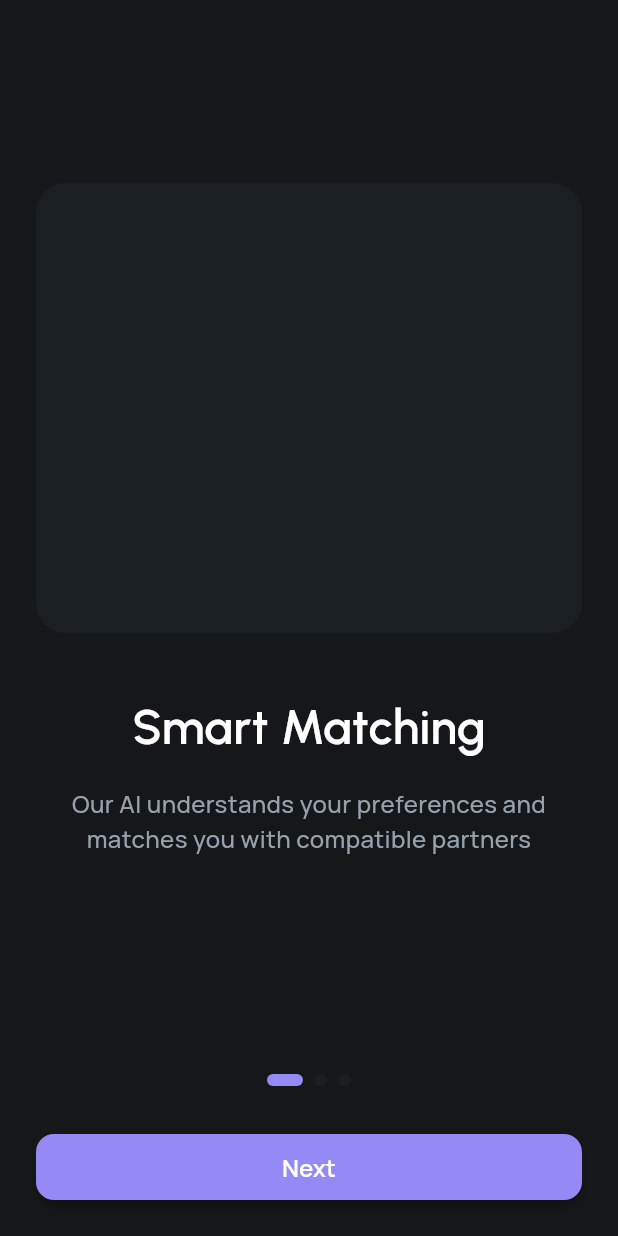
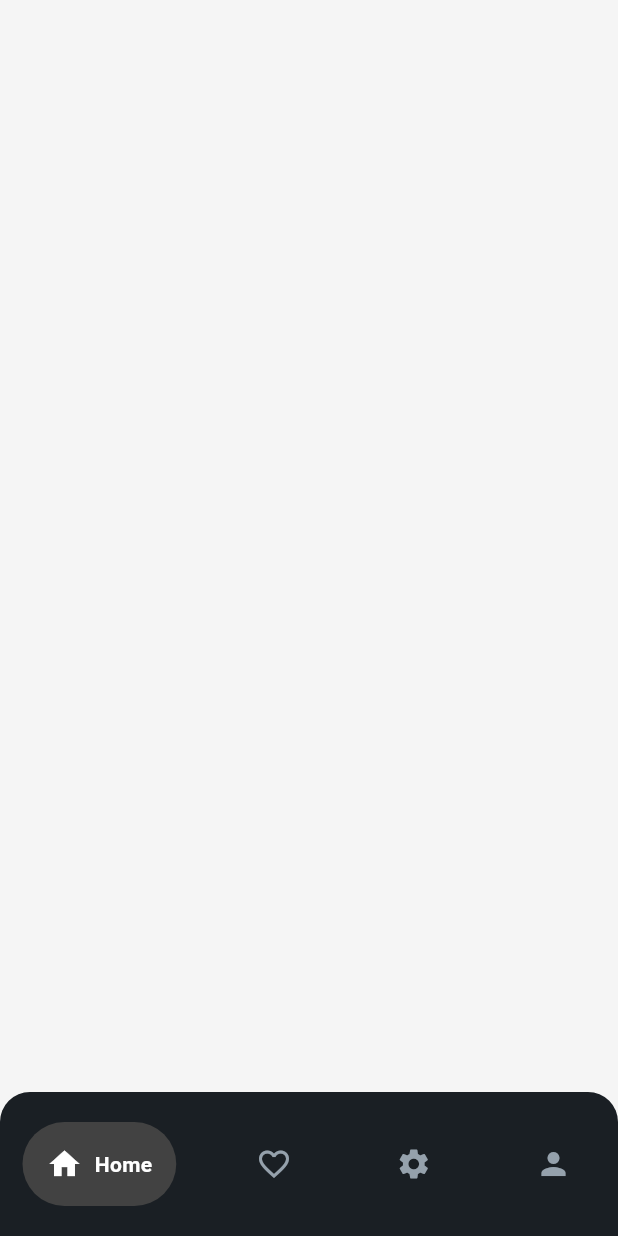
Before and after one commit to Flux-10/Flux-mobile, a Flutter app: the screen it shows after launch, on a phone screen of 412 x 824 dp. Run offline on Flutter 3.47's test engine with Material 3 defaults, Android fonts, the phone set to English and light mode, and no system bars; drawn by our look-alikes of google_nav_bar, smooth_page_indicator; our stand-ins replace flutter_screenutil, font_awesome_flutter, google_fonts, pin_code_fields.

Commit message:
Bottom nav bar component

```diff
--- a/lib/core/router/app_router.dart
+++ b/lib/core/router/app_router.dart
@@ -1,12 +1,15 @@
+
+
 import 'package:flutter/material.dart';
-import 'package:flux/Auth/Screen/SignIn.dart';
-import 'package:flux/Auth/Screen/SignUp.dart';
-import 'package:flux/Auth/Screen/forgotpassword.dart';
-import 'package:flux/Auth/Screen/onboard.dart';
-import 'package:flux/Auth/Screen/splashscreen.dart';
 import 'package:flux/core/router/routes.dart';
-import 'package:flux/Auth/Screen/otp_verification.dart';
-import 'package:flux/Auth/Screen/reset_password.dart';
+import 'package:flux/features/Auth/Screen/SignIn.dart';
+import 'package:flux/features/Auth/Screen/SignUp.dart';
+import 'package:flux/features/Auth/Screen/forgotpassword.dart';
+import 'package:flux/features/Auth/Screen/onboard.dart';
+import 'package:flux/features/Auth/Screen/otp_verification.dart';
+import 'package:flux/features/Auth/Screen/reset_password.dart';
+import 'package:flux/features/Auth/Screen/splashscreen.dart';
+import 'package:flux/features/home/screens/home.dart';
 
 class AppRouter {
   static Route<dynamic> generateRoute(RouteSettings settings) {
@@ -40,6 +43,10 @@ class AppRouter {
 
         //! AUTHERNTICATION ROUTES END
 
+        //!Home route
+        case Routes.home:
+          return MaterialPageRoute(builder: (_) => const HomeScreen());
+
     //Home Screen
 
       default:
--- /dev/null
+++ b/lib/core/widgets/bottomnavbar.dart
@@ -0,0 +1,50 @@
+import 'package:flutter/material.dart';
+import 'package:flux/core/util/constants.dart';
+import 'package:google_nav_bar/google_nav_bar.dart';
+
+class CustomBottomNav extends StatefulWidget {
+  const CustomBottomNav({super.key});
+
+  @override
+  State<CustomBottomNav> createState() => _CustomBottomNavState();
+}
+
+class _CustomBottomNavState extends State<CustomBottomNav> {
+  @override
+  Widget build(BuildContext context) {
+    return    Scaffold(
+      bottomNavigationBar: Container(
+
+        decoration: BoxDecoration(
+             color: AppConstants.primarybg,
+          borderRadius: BorderRadius.only(
+            topLeft: Radius.circular(20),
+            topRight: Radius.circular(20),
+          ),
+        ),
+
+        child: Padding(
+          padding: const EdgeInsets.symmetric(horizontal: 15, vertical: 20),
+          child: GNav(
+            backgroundColor: AppConstants.primarybg,
+            color: AppConstants.labelText,
+            activeColor: AppConstants.primary,
+            gap: 8,
+            iconSize: 24,
+            tabBackgroundColor:Colors.grey.shade800,
+            padding: const EdgeInsets.all(16),
+            onTabChange: (index) {
+              print(index);
+            },
+            tabs: const [
+              GButton(icon: Icons.home, text: 'Home'),
+              GButton(icon: Icons.favorite_border, text: 'Flux it',),
+              GButton(icon: Icons.settings, text: 'Settings'),
+              GButton(icon: Icons.person, text: 'Profile'),
+            ]
+            ),
+        ),
+      ),
+    );
+  }
+}
--- a/lib/Auth/Screen/SignIn.dart
+++ b/lib/features/Auth/Screen/SignIn.dart
@@ -1,11 +1,12 @@
 import 'package:flutter/gestures.dart';
 import 'package:flutter/material.dart';
-import 'package:flux/Auth/Screen/widgets/custombutton.dart';
 import 'package:flux/core/util/constants.dart';
 import 'package:flux/core/router/routes.dart';
+import 'package:flux/features/Auth/Screen/widgets/custombutton.dart';
+import 'package:flux/features/Auth/Screen/widgets/social_button.dart';
+import 'package:flux/features/Auth/Screen/widgets/textformfield.dart';
+import 'package:flux/features/home/screens/home.dart';
 import 'package:google_fonts/google_fonts.dart';
-import 'package:flux/Auth/Screen/widgets/textformfield.dart';
-import 'package:flux/Auth/Screen/widgets/social_button.dart';
 import 'package:font_awesome_flutter/font_awesome_flutter.dart';
 
 class SignInPage extends StatefulWidget {
@@ -149,8 +150,10 @@ class _SignInPageState extends State<SignInPage> {
                                     elevation: 3.0,
                                     borderRadius: 12.0,
                                     onPressed: () {
+                                      Navigator.pushNamed(context, '/home');
                                       if (_formKey.currentState!.validate()) {
                                         // Implement sign in logic
+
                                       }
                                     },
                                   ),
--- a/lib/Auth/Screen/SignUp.dart
+++ b/lib/features/Auth/Screen/SignUp.dart
@@ -1,12 +1,12 @@
 // ignore: file_names
 import 'package:flutter/gestures.dart';
 import 'package:flutter/material.dart';
-import 'package:flux/Auth/Screen/widgets/custombutton.dart';
 import 'package:flux/core/util/constants.dart';
 import 'package:flux/core/router/routes.dart';
+import 'package:flux/features/Auth/Screen/widgets/custombutton.dart';
+import 'package:flux/features/Auth/Screen/widgets/social_button.dart';
+import 'package:flux/features/Auth/Screen/widgets/textformfield.dart';
 import 'package:google_fonts/google_fonts.dart';
-import 'package:flux/Auth/Screen/widgets/textformfield.dart';
-import 'package:flux/Auth/Screen/widgets/social_button.dart';
 import 'package:font_awesome_flutter/font_awesome_flutter.dart';
 
 class SignUpPage extends StatefulWidget {
--- a/lib/Auth/Screen/forgotpassword.dart
+++ b/lib/features/Auth/Screen/forgotpassword.dart
@@ -1,8 +1,10 @@
 import 'package:flutter/material.dart';
-import 'package:flux/Auth/Screen/widgets/custombutton.dart';
+
 import 'package:flux/core/util/constants.dart';
+import 'package:flux/features/Auth/Screen/widgets/custombutton.dart';
+import 'package:flux/features/Auth/Screen/widgets/textformfield.dart';
 import 'package:google_fonts/google_fonts.dart';
-import 'package:flux/Auth/Screen/widgets/textformfield.dart';
+
 import 'package:flux/core/router/routes.dart';
 
 class ForgotPasswordPage extends StatefulWidget {
--- a/lib/Auth/Screen/onboard.dart
+++ b/lib/features/Auth/Screen/onboard.dart
@@ -1,7 +1,7 @@
 import 'package:flutter/material.dart';
-import 'package:flux/Auth/Screen/widgets/custombutton.dart';
 import 'package:flux/core/util/constants.dart';
 import 'package:flux/core/router/routes.dart';
+import 'package:flux/features/Auth/Screen/widgets/custombutton.dart';
 import 'package:google_fonts/google_fonts.dart';
 import 'package:smooth_page_indicator/smooth_page_indicator.dart';
 
@@ -18,19 +18,19 @@ class _OnboardingScreenState extends State<OnboardingScreen> {
 
   final List<OnboardingContent> _contents = [
     OnboardingContent(
-      title: 'Smart Matching',
-      description: 'Our AI understands your preferences and matches you with compatible partners',
-      image: 'assets/images/onboard1.png',
+      title: 'Meet Your Classmates',
+      description: 'Connect with students in your classes, clubs, or dorms to build your campus network',
+      image: 'assets/images/onboard_campus1.png',
     ),
     OnboardingContent(
-      title: 'Meaningful Connections',
-      description: 'Build authentic relationships based on shared interests and values',
-      image: 'assets/images/onboard2.png',
+      title: 'Stay in the Loop',
+      description: 'Discover campus events, study groups, and parties happening around you',
+      image: 'assets/images/onboard_campus2.png',
     ),
     OnboardingContent(
-      title: 'Safe & Secure',
-      description: 'Advanced AI verification ensures you meet real people with genuine intentions',
-      image: 'assets/images/onboard3.png',
+      title: 'Share Your Campus Vibe',
+      description: 'Post about your uni life, from lecture moments to late-night study sessions',
+      image: 'assets/images/onboard_campus3.png',
     ),
   ];
 
@@ -99,7 +99,7 @@ class _OnboardingScreenState extends State<OnboardingScreen> {
                   SmoothPageIndicator(
                     controller: _pageController,
                     count: _contents.length,
-                    effect: ExpandingDotsEffect(
+                    effect: const ExpandingDotsEffect(
                       dotColor: AppConstants.primarybg,
                       activeDotColor: AppConstants.outlinebg,
                       dotHeight: 8,
--- a/lib/Auth/Screen/otp_verification.dart
+++ b/lib/features/Auth/Screen/otp_verification.dart
@@ -1,6 +1,6 @@
 import 'package:flutter/material.dart';
-import 'package:flux/Auth/Screen/widgets/custombutton.dart';
 import 'package:flux/core/util/constants.dart';
+import 'package:flux/features/Auth/Screen/widgets/custombutton.dart';
 import 'package:google_fonts/google_fonts.dart';
 
 import 'package:flux/core/router/routes.dart';
--- a/lib/Auth/Screen/reset_password.dart
+++ b/lib/features/Auth/Screen/reset_password.dart
@@ -1,8 +1,8 @@
 import 'package:flutter/material.dart';
-import 'package:flux/Auth/Screen/widgets/custombutton.dart';
 import 'package:flux/core/util/constants.dart';
+import 'package:flux/features/Auth/Screen/widgets/custombutton.dart';
+import 'package:flux/features/Auth/Screen/widgets/textformfield.dart';
 import 'package:google_fonts/google_fonts.dart';
-import 'package:flux/Auth/Screen/widgets/textformfield.dart';
 import 'package:flux/core/router/routes.dart';
 
 class ResetPasswordPage extends StatefulWidget {
--- a/lib/Auth/Screen/splashscreen.dart
+++ b/lib/features/Auth/Screen/splashscreen.dart
@@ -44,7 +44,7 @@ class _SplashScreenState extends State<SplashScreen> {
             ),
             const SizedBox(height: 16),
             Text(
-              'AI-Powered Dating',
+              'One account to rule them all',
               style: GoogleFonts.manrope(
                 color: AppConstants.labelText,
                 fontSize: 18.0,
--- /dev/null
+++ b/lib/features/home/screens/home.dart
@@ -0,0 +1,16 @@
+import 'package:flutter/material.dart';
+import 'package:flux/core/util/constants.dart';
+import 'package:flux/core/widgets/bottomnavbar.dart';
+
+class HomeScreen extends StatelessWidget {
+  const HomeScreen({super.key});
+
+  @override
+  Widget build(BuildContext context) {
+    return const  Scaffold(
+      backgroundColor: AppConstants.bg,
+      bottomNavigationBar: CustomBottomNav(),
+
+    );
+  }
+}
--- a/lib/main.dart
+++ b/lib/main.dart
@@ -25,7 +25,7 @@ class MyApp extends StatelessWidget {
             scaffoldBackgroundColor: const Color(0xFFF5F5F5), // Off-white color
           ),
           onGenerateRoute: AppRouter.generateRoute,
-        initialRoute: Routes.splash,
+        initialRoute: Routes.home,
         );
       },
     );
--- a/pubspec.yaml
+++ b/pubspec.yaml
@@ -21,7 +21,7 @@ dependencies:
   cached_network_image: ^3.4.1
   cached_network_image_platform_interface: ^4.1.1
   cached_network_image_web: ^1.3.1
-  collection: 1.18.0
+  collection: 1.19.1
   flutter_animate: ^4.5.0
   flutter_cache_manager: ^3.4.1
   font_awesome_flutter: ^10.8.0
@@ -56,6 +56,7 @@ dependencies:
   url_launcher_web: ^2.3.3
   url_launcher_windows: ^3.1.2
   pin_code_fields: ^8.0.1
+  google_nav_bar: ^5.0.7
 
 dev_dependencies:
   flutter_test:
```
Also changed, not shown: lib/models/Tweetpost.dart (added, +20 -0 lines), lib/features/Auth/Screen/widgets/custombutton.dart (renamed from lib/Auth/Screen/widgets/custombutton.dart), lib/features/Auth/Screen/widgets/social_button.dart (renamed from lib/Auth/Screen/widgets/social_button.dart), lib/features/Auth/Screen/widgets/textformfield.dart (renamed from lib/Auth/Screen/widgets/textformfield.dart), pubspec.lock.
